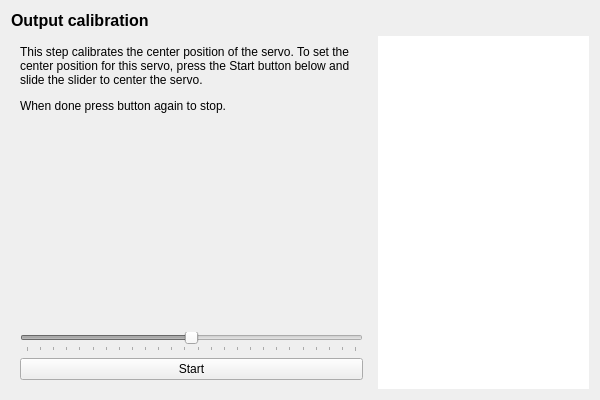
openpilot/OpenPilot, file ground/openpilotgcs/src/plugins/setupwizard/pages/outputcalibrationpage.ui: the form before one commit.
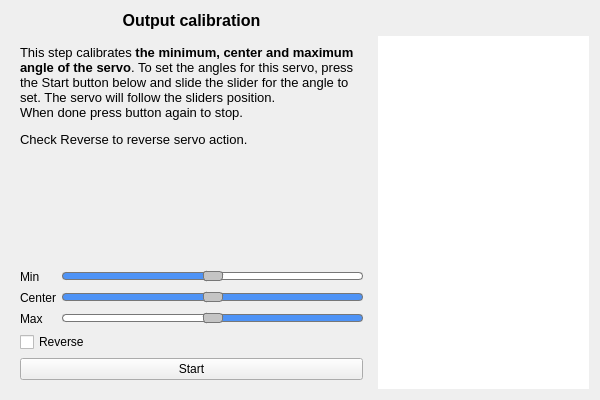
The form after the commit. The open tabs and pages were chosen to show the change.

Diff of the .ui file:
```diff
--- a/ground/openpilotgcs/src/plugins/setupwizard/pages/outputcalibrationpage.ui
+++ b/ground/openpilotgcs/src/plugins/setupwizard/pages/outputcalibrationpage.ui
@@ -27,14 +27,33 @@
       <string>Output calibration</string>
      </property>
      <property name="alignment">
-      <set>Qt::AlignLeading|Qt::AlignLeft|Qt::AlignVCenter</set>
+      <set>Qt::AlignCenter</set>
+     </property>
+    </widget>
+   </item>
+   <item row="1" column="1">
+    <widget class="QGraphicsView" name="vehicleView">
+     <property name="sizePolicy">
+      <sizepolicy hsizetype="Minimum" vsizetype="Minimum">
+       <horstretch>0</horstretch>
+       <verstretch>0</verstretch>
+      </sizepolicy>
+     </property>
+     <property name="minimumSize">
+      <size>
+       <width>200</width>
+       <height>200</height>
+      </size>
+     </property>
+     <property name="frameShape">
+      <enum>QFrame::NoFrame</enum>
      </property>
     </widget>
    </item>
    <item row="1" column="0">
     <widget class="QStackedWidget" name="calibrationStack">
      <property name="currentIndex">
-      <number>1</number>
+      <number>2</number>
      </property>
      <widget class="QWidget" name="intro">
       <layout class="QVBoxLayout" name="verticalLayout_3">
@@ -44,12 +63,11 @@
           <string>&lt;!DOCTYPE HTML PUBLIC &quot;-//W3C//DTD HTML 4.0//EN&quot; &quot;http://www.w3.org/TR/REC-html40/strict.dtd&quot;&gt;
 &lt;html&gt;&lt;head&gt;&lt;meta name=&quot;qrichtext&quot; content=&quot;1&quot; /&gt;&lt;style type=&quot;text/css&quot;&gt;
 p, li { white-space: pre-wrap; }
-&lt;/style&gt;&lt;/head&gt;&lt;body style=&quot; font-family:'MS Shell Dlg 2'; font-size:8pt; font-weight:400; font-style:normal;&quot;&gt;
+&lt;/style&gt;&lt;/head&gt;&lt;body style=&quot; font-family:'Cantarell'; font-size:11pt; font-weight:400; font-style:normal;&quot;&gt;
 &lt;p style=&quot; margin-top:12px; margin-bottom:12px; margin-left:0px; margin-right:0px; -qt-block-indent:0; text-indent:0px;&quot;&gt;&lt;span style=&quot; font-family:'Lucida Grande'; font-size:10pt;&quot;&gt;It is now time to calibrate the output levels for the signals controlling your vehicle. &lt;/span&gt;&lt;/p&gt;
 &lt;p align=&quot;center&quot; style=&quot; margin-top:12px; margin-bottom:12px; margin-left:0px; margin-right:0px; -qt-block-indent:0; text-indent:0px;&quot;&gt;&lt;span style=&quot; font-family:'Lucida Grande'; font-size:10pt; font-weight:600; color:#ff0000;&quot;&gt;VERY IMPORTANT!&lt;/span&gt;&lt;span style=&quot; font-family:'Lucida Grande'; font-size:10pt;&quot;&gt;&lt;br /&gt;&lt;/span&gt;&lt;span style=&quot; font-family:'Lucida Grande'; font-size:10pt; font-weight:600; color:#ff0000;&quot;&gt;REMOVE ALL PROPELLERS FROM THE VEHICLE BEFORE PROCEEDING!&lt;/span&gt;&lt;/p&gt;
-&lt;p style=&quot; margin-top:0px; margin-bottom:0px; margin-left:0px; margin-right:0px; -qt-block-indent:0; text-indent:0px;&quot;&gt;&lt;span style=&quot; font-family:'Lucida Grande'; font-size:10pt;&quot;&gt;Connect all components according to the illustration on the summary page, and provide power using an external power supply such as a battery before continuing.&lt;/span&gt;&lt;/p&gt;
-&lt;p style=&quot;-qt-paragraph-type:empty; margin-top:0px; margin-bottom:0px; margin-left:0px; margin-right:0px; -qt-block-indent:0; text-indent:0px; font-family:'Lucida Grande'; font-size:10pt;&quot;&gt;&lt;br /&gt;&lt;/p&gt;
-&lt;p style=&quot; margin-top:0px; margin-bottom:0px; margin-left:0px; margin-right:0px; -qt-block-indent:0; text-indent:0px;&quot;&gt;&lt;span style=&quot; font-family:'Lucida Grande'; font-size:10pt;&quot;&gt;Depending on what vehicle you have selected, both the motors controlled by ESCs and/or servos controlled directly by the OpenPilot controller may have to be calibrated. The following steps will guide you safely through this process. &lt;/span&gt;&lt;/p&gt;&lt;/body&gt;&lt;/html&gt;</string>
+&lt;p style=&quot; margin-top:12px; margin-bottom:12px; margin-left:0px; margin-right:0px; -qt-block-indent:0; text-indent:0px;&quot;&gt;&lt;span style=&quot; font-family:'Lucida Grande'; font-size:10pt;&quot;&gt;Connect all components according to the illustration on the summary page, and provide power using an external power supply such as a battery before continuing.&lt;/span&gt;&lt;/p&gt;
+&lt;p style=&quot; margin-top:12px; margin-bottom:12px; margin-left:0px; margin-right:0px; -qt-block-indent:0; text-indent:0px;&quot;&gt;&lt;span style=&quot; font-family:'Lucida Grande'; font-size:10pt;&quot;&gt;Depending on what vehicle you have selected, both the motors controlled by ESCs and/or servos controlled directly by the OpenPilot controller may have to be calibrated. The following steps will guide you safely through this process. &lt;/span&gt;&lt;/p&gt;&lt;/body&gt;&lt;/html&gt;</string>
          </property>
          <property name="alignment">
           <set>Qt::AlignLeading|Qt::AlignLeft|Qt::AlignTop</set>
@@ -65,8 +83,19 @@
       <layout class="QVBoxLayout" name="verticalLayout_4">
        <item>
         <widget class="QLabel" name="label_4">
+         <property name="minimumSize">
+          <size>
+           <width>300</width>
+           <height>0</height>
+          </size>
+         </property>
          <property name="text">
-          <string>&lt;html&gt;&lt;head/&gt;&lt;body&gt;&lt;p&gt;In this step we will set the neutral rate for the motor highlighted in the illustration to the right. &lt;br/&gt;Please pay attention to the details and in particular the motors position and its rotation direction. Ensure the motors are spinning in the correct direction as shown in the diagram. Swap any 2 motor wires to change the direction of a motor. &lt;/p&gt;&lt;p&gt;To find the neutral rate for this engine, press the Start button below and slide the slider to the right until the engine just starts to spin stable. &lt;br/&gt;&lt;br/&gt;When done press button again to stop.&lt;/p&gt;&lt;/body&gt;&lt;/html&gt;</string>
+          <string>&lt;!DOCTYPE HTML PUBLIC &quot;-//W3C//DTD HTML 4.0//EN&quot; &quot;http://www.w3.org/TR/REC-html40/strict.dtd&quot;&gt;
+&lt;html&gt;&lt;head&gt;&lt;meta name=&quot;qrichtext&quot; content=&quot;1&quot; /&gt;&lt;style type=&quot;text/css&quot;&gt;
+p, li { white-space: pre-wrap; }
+&lt;/style&gt;&lt;/head&gt;&lt;body style=&quot; font-family:'Cantarell'; font-size:11pt; font-weight:400; font-style:normal;&quot;&gt;
+&lt;p style=&quot; margin-top:12px; margin-bottom:12px; margin-left:0px; margin-right:0px; -qt-block-indent:0; text-indent:0px;&quot;&gt;&lt;span style=&quot; font-size:10pt;&quot;&gt;In this step we will set the neutral rate for the motor highlighted in the illustration to the right. &lt;br /&gt;Please pay attention to the details and in particular the motors position and its rotation direction. Ensure the motors are spinning in the correct direction as shown in the diagram. Swap any 2 motor wires to change the direction of a motor. &lt;/span&gt;&lt;/p&gt;
+&lt;p style=&quot; margin-top:12px; margin-bottom:12px; margin-left:0px; margin-right:0px; -qt-block-indent:0; text-indent:0px;&quot;&gt;&lt;span style=&quot; font-size:10pt;&quot;&gt;To find &lt;/span&gt;&lt;span style=&quot; font-size:10pt; font-weight:600;&quot;&gt;the neutral rate for this motor&lt;/span&gt;&lt;span style=&quot; font-size:10pt;&quot;&gt;, press the Start button below and slide the slider to the right until the motor just starts to spin stable. &lt;br /&gt;&lt;br /&gt;When done press button again to stop.&lt;/span&gt;&lt;/p&gt;&lt;/body&gt;&lt;/html&gt;</string>
          </property>
          <property name="alignment">
           <set>Qt::AlignLeading|Qt::AlignLeft|Qt::AlignTop</set>
@@ -85,13 +114,13 @@
           <number>1000</number>
          </property>
          <property name="maximum">
-          <number>1300</number>
+          <number>1500</number>
          </property>
          <property name="singleStep">
-          <number>10</number>
+          <number>1</number>
          </property>
          <property name="pageStep">
-          <number>20</number>
+          <number>10</number>
          </property>
          <property name="orientation">
           <enum>Qt::Horizontal</enum>
@@ -127,7 +156,12 @@
        <item>
         <widget class="QLabel" name="label_6">
          <property name="text">
-          <string>&lt;html&gt;&lt;head/&gt;&lt;body&gt;&lt;p&gt;This step calibrates the center position of the servo. To set the center position for this servo, press the Start button below and slide the slider to center the servo. &lt;/p&gt;&lt;p&gt;When done press button again to stop.&lt;/p&gt;&lt;/body&gt;&lt;/html&gt;</string>
+          <string>&lt;!DOCTYPE HTML PUBLIC &quot;-//W3C//DTD HTML 4.0//EN&quot; &quot;http://www.w3.org/TR/REC-html40/strict.dtd&quot;&gt;
+&lt;html&gt;&lt;head&gt;&lt;meta name=&quot;qrichtext&quot; content=&quot;1&quot; /&gt;&lt;style type=&quot;text/css&quot;&gt;
+p, li { white-space: pre-wrap; }
+&lt;/style&gt;&lt;/head&gt;&lt;body style=&quot; font-family:'Cantarell'; font-size:11pt; font-weight:400; font-style:normal;&quot;&gt;
+&lt;p style=&quot; margin-top:12px; margin-bottom:12px; margin-left:0px; margin-right:0px; -qt-block-indent:0; text-indent:0px;&quot;&gt;&lt;span style=&quot; font-size:10pt;&quot;&gt;This step calibrates&lt;/span&gt;&lt;span style=&quot; font-size:10pt; font-weight:600;&quot;&gt; the minimum, center and maximum angle of the servo&lt;/span&gt;&lt;span style=&quot; font-size:10pt;&quot;&gt;. To set the angles for this servo, press the Start button below and slide the slider for the angle to set. The servo will follow the sliders position. &lt;br /&gt;When done press button again to stop.&lt;/span&gt;&lt;/p&gt;
+&lt;p style=&quot; margin-top:12px; margin-bottom:12px; margin-left:0px; margin-right:0px; -qt-block-indent:0; text-indent:0px;&quot;&gt;&lt;span style=&quot; font-size:10pt;&quot;&gt;Check Reverse to reverse servo action.&lt;/span&gt;&lt;/p&gt;&lt;/body&gt;&lt;/html&gt;</string>
          </property>
          <property name="alignment">
           <set>Qt::AlignLeading|Qt::AlignLeft|Qt::AlignTop</set>
@@ -138,118 +172,436 @@
         </widget>
        </item>
        <item>
-        <widget class="QSlider" name="servoCenterSlider">
-         <property name="enabled">
-          <bool>false</bool>
-         </property>
-         <property name="minimum">
-          <number>1000</number>
-         </property>
-         <property name="maximum">
-          <number>2000</number>
-         </property>
-         <property name="singleStep">
-          <number>10</number>
-         </property>
-         <property name="pageStep">
-          <number>20</number>
-         </property>
-         <property name="value">
-          <number>1500</number>
-         </property>
-         <property name="tracking">
-          <bool>true</bool>
-         </property>
+        <spacer name="verticalSpacer">
          <property name="orientation">
-          <enum>Qt::Horizontal</enum>
+          <enum>Qt::Vertical</enum>
          </property>
-         <property name="invertedAppearance">
-          <bool>false</bool>
+         <property name="sizeHint" stdset="0">
+          <size>
+           <width>20</width>
+           <height>40</height>
+          </size>
          </property>
-         <property name="invertedControls">
-          <bool>false</bool>
-         </property>
-         <property name="tickPosition">
-          <enum>QSlider::TicksBelow</enum>
-         </property>
-         <property name="tickInterval">
-          <number>40</number>
-         </property>
-        </widget>
+        </spacer>
        </item>
        <item>
-        <widget class="QPushButton" name="servoCenterButton">
-         <property name="text">
-          <string>Start</string>
-         </property>
-         <property name="checkable">
-          <bool>true</bool>
-         </property>
-         <property name="checked">
-          <bool>false</bool>
-         </property>
+        <widget class="QWidget" name="widget" native="true">
+         <layout class="QFormLayout" name="formLayout">
+          <property name="horizontalSpacing">
+           <number>6</number>
+          </property>
+          <property name="verticalSpacing">
+           <number>6</number>
+          </property>
+          <property name="leftMargin">
+           <number>0</number>
+          </property>
+          <property name="topMargin">
+           <number>0</number>
+          </property>
+          <property name="rightMargin">
+           <number>0</number>
+          </property>
+          <property name="bottomMargin">
+           <number>0</number>
+          </property>
+          <item row="0" column="1">
+           <widget class="QSlider" name="servoMinAngleSlider">
+            <property name="styleSheet">
+             <string notr="true">QSlider::groove:horizontal {
+    border: 1px solid rgb(196, 196, 196);
+    background: white;
+    height: 6px;
+    border-radius: 2px;
+    margin 10px 10px;
+}
+
+QSlider::add-page:horizontal {
+    background: #fff;
+    border: 1px solid #777;
+    height: 1px;
+    border-radius: 4px;
+}
+
+QSlider::add-page:horizontal:disabled {
+    background: #eee;
+    border: 1px solid #999;
+    width: 1px;
+    border-radius: 4px;
+}
+
+QSlider::sub-page:horizontal {
+    background: rgb(78, 147, 246);
+    border: 1px solid #777;
+    height: 1px;
+    border-radius: 4px;
+}
+
+QSlider::sub-page:horizontal:disabled {
+    background: #ccc;
+    border: 1px solid #999;
+    width: 1px;
+    border-radius: 4px;
+}
+
+QSlider::handle:horizontal {
+    background: rgb(196, 196, 196);
+    width: 18px;
+    height: 28px;
+    margin: -2px 0;
+    border-radius: 3px;
+    border: 1px solid #777;
+}
+
+QSlider::groove:vertical {
+    border: 1px solid rgb(196, 196, 196);
+    background: white;
+    width: 6px;
+    border-radius: 2px;
+    margin 0px -10px;
+    margin-top: 5px;
+    margin-bottom: 5px;
+}
+
+QSlider::sub-page:vertical {
+    background: #fff;
+    border: 1px solid #777;
+    width: 1px;
+    border-radius: 4px;
+}
+
+QSlider::sub-page:vertical:disabled {
+    background: #eee;
+    border: 1px solid #999;
+    width: 1px;
+    border-radius: 4px;
+}
+
+QSlider::add-page:vertical {
+    background: rgb(78, 147, 246);
+    border: 1px solid #777;
+    width: 1px;
+    border-radius: 4px;
+}
+
+QSlider::add-page:vertical:disabled {
+    background: #ccc;
+    border: 1px solid #999;
+    width: 1px;
+    border-radius: 4px;
+}
+
+QSlider::handle:vertical {
+    background: rgb(196, 196, 196);
+    width: 18px;
+    margin: -6 -6;
+    border-radius: 3px;
+    border: 1px solid #777;
+}
+
+QSlider::handle:vertical:hover {
+    background: qlineargradient(x1:0, y1:0, x2:1, y2:1, stop:0 #fff, stop:1 #ddd);
+    border: 1px solid #444;
+    border-radius: 4px;
+}
+
+QSlider::handle:horizontal:hover {
+    background: qlineargradient(x1:0, y1:0, x2:1, y2:1, stop:0 #fff, stop:1 #ddd);
+    border: 1px solid #444;
+    border-radius: 4px;
+}</string>
+            </property>
+            <property name="minimum">
+             <number>600</number>
+            </property>
+            <property name="maximum">
+             <number>2400</number>
+            </property>
+            <property name="value">
+             <number>1500</number>
+            </property>
+            <property name="orientation">
+             <enum>Qt::Horizontal</enum>
+            </property>
+           </widget>
+          </item>
+          <item row="1" column="1">
+           <widget class="QSlider" name="servoCenterAngleSlider">
+            <property name="styleSheet">
+             <string notr="true">QSlider::groove:horizontal {
+    border: 1px solid rgb(196, 196, 196);
+    background: white;
+    height: 6px;
+    border-radius: 2px;
+    margin 10px 10px;
+}
+
+QSlider::add-page:horizontal {
+    background: rgb(78, 147, 246);
+    border: 1px solid #777;
+    height: 1px;
+    border-radius: 4px;
+}
+
+QSlider::add-page:horizontal:disabled {
+    background: #eee;
+    border: 1px solid #999;
+    width: 1px;
+    border-radius: 4px;
+}
+
+QSlider::sub-page:horizontal {
+    background: rgb(78, 147, 246);
+    border: 1px solid #777;
+    height: 1px;
+    border-radius: 4px;
+}
+
+QSlider::sub-page:horizontal:disabled {
+    background: #eee;
+    border: 1px solid #999;
+    width: 1px;
+    border-radius: 4px;
+}
+
+QSlider::handle:horizontal {
+    background: rgb(196, 196, 196);
+    width: 18px;
+    height: 28px;
+    margin: -2px 0;
+    border-radius: 3px;
+    border: 1px solid #777;
+}
+
+QSlider::groove:vertical {
+    border: 1px solid rgb(196, 196, 196);
+    background: white;
+    width: 6px;
+    border-radius: 2px;
+    margin 0px -10px;
+    margin-top: 5px;
+    margin-bottom: 5px;
+}
+
+QSlider::sub-page:vertical {
+    background: #fff;
+    border: 1px solid #777;
+    width: 1px;
+    border-radius: 4px;
+}
+
+QSlider::sub-page:vertical:disabled {
+    background: #eee;
+    border: 1px solid #999;
+    width: 1px;
+    border-radius: 4px;
+}
+
+QSlider::add-page:vertical {
+    background: rgb(78, 147, 246);
+    border: 1px solid #777;
+    width: 1px;
+    border-radius: 4px;
+}
+
+QSlider::add-page:vertical:disabled {
+    background: #ccc;
+    border: 1px solid #999;
+    width: 1px;
+    border-radius: 4px;
+}
+
+QSlider::handle:vertical {
+    background: rgb(196, 196, 196);
+    width: 18px;
+    margin: -6 -6;
+    border-radius: 3px;
+    border: 1px solid #777;
+}
+
+QSlider::handle:vertical:hover {
+    background: qlineargradient(x1:0, y1:0, x2:1, y2:1, stop:0 #fff, stop:1 #ddd);
+    border: 1px solid #444;
+    border-radius: 4px;
+}
+
+QSlider::handle:horizontal:hover {
+    background: qlineargradient(x1:0, y1:0, x2:1, y2:1, stop:0 #fff, stop:1 #ddd);
+    border: 1px solid #444;
+    border-radius: 4px;
+}</string>
+            </property>
+            <property name="minimum">
+             <number>600</number>
+            </property>
+            <property name="maximum">
+             <number>2400</number>
+            </property>
+            <property name="value">
+             <number>1500</number>
+            </property>
+            <property name="orientation">
+             <enum>Qt::Horizontal</enum>
+            </property>
+           </widget>
+          </item>
+          <item row="2" column="1">
+           <widget class="QSlider" name="servoMaxAngleSlider">
+            <property name="styleSheet">
+             <string notr="true">QSlider::groove:horizontal {
+    border: 1px solid rgb(196, 196, 196);
+    background: white;
+    height: 6px;
+    border-radius: 2px;
+    margin 10px 10px;
+}
+
+QSlider::sub-page:horizontal {
+    background: #fff;
+    border: 1px solid #777;
+    height: 1px;
+    border-radius: 4px;
+}
+
+QSlider::sub-page:horizontal:disabled {
+    background: #eee;
+    border: 1px solid #999;
+    width: 1px;
+    border-radius: 4px;
+}
+
+QSlider::add-page:horizontal {
+    background: rgb(78, 147, 246);
+    border: 1px solid #777;
+    height: 1px;
+    border-radius: 4px;
+}
+
+QSlider::add-page:horizontal:disabled {
+    background: #ccc;
+    border: 1px solid #999;
+    width: 1px;
+    border-radius: 4px;
+}
+
+QSlider::handle:horizontal {
+    background: rgb(196, 196, 196);
+    width: 18px;
+    height: 28px;
+    margin: -2px 0;
+    border-radius: 3px;
+    border: 1px solid #777;
+}
+
+QSlider::groove:vertical {
+    border: 1px solid rgb(196, 196, 196);
+    background: white;
+    width: 6px;
+    border-radius: 2px;
+    margin 0px -10px;
+    margin-top: 5px;
+    margin-bottom: 5px;
+}
+
+QSlider::sub-page:vertical {
+    background: #fff;
+    border: 1px solid #777;
+    width: 1px;
+    border-radius: 4px;
+}
+
+QSlider::sub-page:vertical:disabled {
+    background: #eee;
+    border: 1px solid #999;
+    width: 1px;
+    border-radius: 4px;
+}
+
+QSlider::add-page:vertical {
+    background: rgb(78, 147, 246);
+    border: 1px solid #777;
+    width: 1px;
+    border-radius: 4px;
+}
+
+QSlider::add-page:vertical:disabled {
+    background: #ccc;
+    border: 1px solid #999;
+    width: 1px;
+    border-radius: 4px;
+}
+
+QSlider::handle:vertical {
+    background: rgb(196, 196, 196);
+    width: 18px;
+    margin: -6 -6;
+    border-radius: 3px;
+    border: 1px solid #777;
+}
+
+QSlider::handle:vertical:hover {
+    background: qlineargradient(x1:0, y1:0, x2:1, y2:1, stop:0 #fff, stop:1 #ddd);
+    border: 1px solid #444;
+    border-radius: 4px;
+}
+
+QSlider::handle:horizontal:hover {
+    background: qlineargradient(x1:0, y1:0, x2:1, y2:1, stop:0 #fff, stop:1 #ddd);
+    border: 1px solid #444;
+    border-radius: 4px;
+}</string>
+            </property>
+            <property name="minimum">
+             <number>600</number>
+            </property>
+            <property name="maximum">
+             <number>2400</number>
+            </property>
+            <property name="value">
+             <number>1500</number>
+            </property>
+            <property name="orientation">
+             <enum>Qt::Horizontal</enum>
+            </property>
+            <property name="invertedAppearance">
+             <bool>false</bool>
+            </property>
+           </widget>
+          </item>
+          <item row="3" column="0" colspan="2">
+           <widget class="QCheckBox" name="reverseCheckbox">
+            <property name="text">
+             <string>Reverse</string>
+            </property>
+           </widget>
+          </item>
+          <item row="0" column="0">
+           <widget class="QLabel" name="label">
+            <property name="text">
+             <string>Min</string>
+            </property>
+           </widget>
+          </item>
+          <item row="1" column="0">
+           <widget class="QLabel" name="label_5">
+            <property name="text">
+             <string>Center</string>
+            </property>
+           </widget>
+          </item>
+          <item row="2" column="0">
+           <widget class="QLabel" name="label_7">
+            <property name="text">
+             <string>Max</string>
+            </property>
+           </widget>
+          </item>
+         </layout>
         </widget>
        </item>
-      </layout>
-     </widget>
-     <widget class="QWidget" name="servoMinMax">
-      <layout class="QVBoxLayout" name="verticalLayout">
        <item>
-        <widget class="QLabel" name="label_7">
+        <widget class="QPushButton" name="servoButton">
          <property name="text">
-          <string>&lt;html&gt;&lt;head/&gt;&lt;body&gt;&lt;p&gt;To save the servo and other hardware from damage we have to set the max and min angles for the servo. &lt;/p&gt;&lt;p&gt;To set the minimum angle for the servo, press the Start button below and select the top slider and slide it to the left until min angle is reached.&lt;/p&gt;&lt;p&gt;When done press button again to stop.&lt;/p&gt;&lt;/body&gt;&lt;/html&gt;</string>
-         </property>
-         <property name="alignment">
-          <set>Qt::AlignLeading|Qt::AlignLeft|Qt::AlignTop</set>
-         </property>
-         <property name="wordWrap">
-          <bool>true</bool>
-         </property>
-        </widget>
-       </item>
-       <item>
-        <widget class="QSlider" name="servoMinAngleSlider">
-         <property name="enabled">
-          <bool>false</bool>
-         </property>
-         <property name="minimum">
-          <number>1000</number>
-         </property>
-         <property name="maximum">
-          <number>1500</number>
-         </property>
-         <property name="singleStep">
-          <number>10</number>
-         </property>
-         <property name="pageStep">
-          <number>20</number>
-         </property>
-         <property name="value">
-          <number>1500</number>
-         </property>
-         <property name="tracking">
-          <bool>true</bool>
-         </property>
-         <property name="orientation">
-          <enum>Qt::Horizontal</enum>
-         </property>
-         <property name="invertedAppearance">
-          <bool>false</bool>
-         </property>
-         <property name="invertedControls">
-          <bool>false</bool>
-         </property>
-         <property name="tickPosition">
-          <enum>QSlider::TicksBelow</enum>
-         </property>
-         <property name="tickInterval">
-          <number>40</number>
-         </property>
-        </widget>
-       </item>
-       <item>
-        <widget class="QPushButton" name="servoMinAngleButton">
-         <property name="text">
           <string>Start</string>
          </property>
          <property name="checkable">
@@ -262,95 +614,6 @@
        </item>
       </layout>
      </widget>
-     <widget class="QWidget" name="page">
-      <layout class="QVBoxLayout" name="verticalLayout_2">
-       <item>
-        <widget class="QLabel" name="label_8">
-         <property name="text">
-          <string>&lt;html&gt;&lt;head/&gt;&lt;body&gt;&lt;p&gt;To set the maximum angle for the servo, press the Start button below and select the top slider and slide it to the right until max angle is reached.&lt;/p&gt;&lt;p&gt;When done press button again to stop.&lt;/p&gt;&lt;/body&gt;&lt;/html&gt;</string>
-         </property>
-         <property name="alignment">
-          <set>Qt::AlignLeading|Qt::AlignLeft|Qt::AlignTop</set>
-         </property>
-         <property name="wordWrap">
-          <bool>true</bool>
-         </property>
-        </widget>
-       </item>
-       <item>
-        <widget class="QSlider" name="servoMaxAngleSlider">
-         <property name="enabled">
-          <bool>false</bool>
-         </property>
-         <property name="minimum">
-          <number>1500</number>
-         </property>
-         <property name="maximum">
-          <number>2000</number>
-         </property>
-         <property name="singleStep">
-          <number>10</number>
-         </property>
-         <property name="pageStep">
-          <number>20</number>
-         </property>
-         <property name="value">
-          <number>1500</number>
-         </property>
-         <property name="tracking">
-          <bool>true</bool>
-         </property>
-         <property name="orientation">
-          <enum>Qt::Horizontal</enum>
-         </property>
-         <property name="invertedAppearance">
-          <bool>false</bool>
-         </property>
-         <property name="invertedControls">
-          <bool>false</bool>
-         </property>
-         <property name="tickPosition">
-          <enum>QSlider::TicksBelow</enum>
-         </property>
-         <property name="tickInterval">
-          <number>40</number>
-         </property>
-        </widget>
-       </item>
-       <item>
-        <widget class="QPushButton" name="servoMaxAngleButton">
-         <property name="text">
-          <string>Start</string>
-         </property>
-         <property name="checkable">
-          <bool>true</bool>
-         </property>
-         <property name="checked">
-          <bool>false</bool>
-         </property>
-        </widget>
-       </item>
-      </layout>
-     </widget>
-    </widget>
-   </item>
-   <item row="1" column="1">
-    <widget class="QGraphicsView" name="vehicleView">
-     <property name="sizePolicy">
-      <sizepolicy hsizetype="Minimum" vsizetype="Minimum">
-       <horstretch>0</horstretch>
-       <verstretch>0</verstretch>
-      </sizepolicy>
-     </property>
-     <property name="minimumSize">
-      <size>
-       <width>200</width>
-       <height>200</height>
-      </size>
-     </property>
-     <property name="frameShape">
-      <enum>QFrame::NoFrame</enum>
-     </property>
     </widget>
    </item>
   </layout>
```
Left out of the diff: 67 changed lines with no effect on the pictures.
